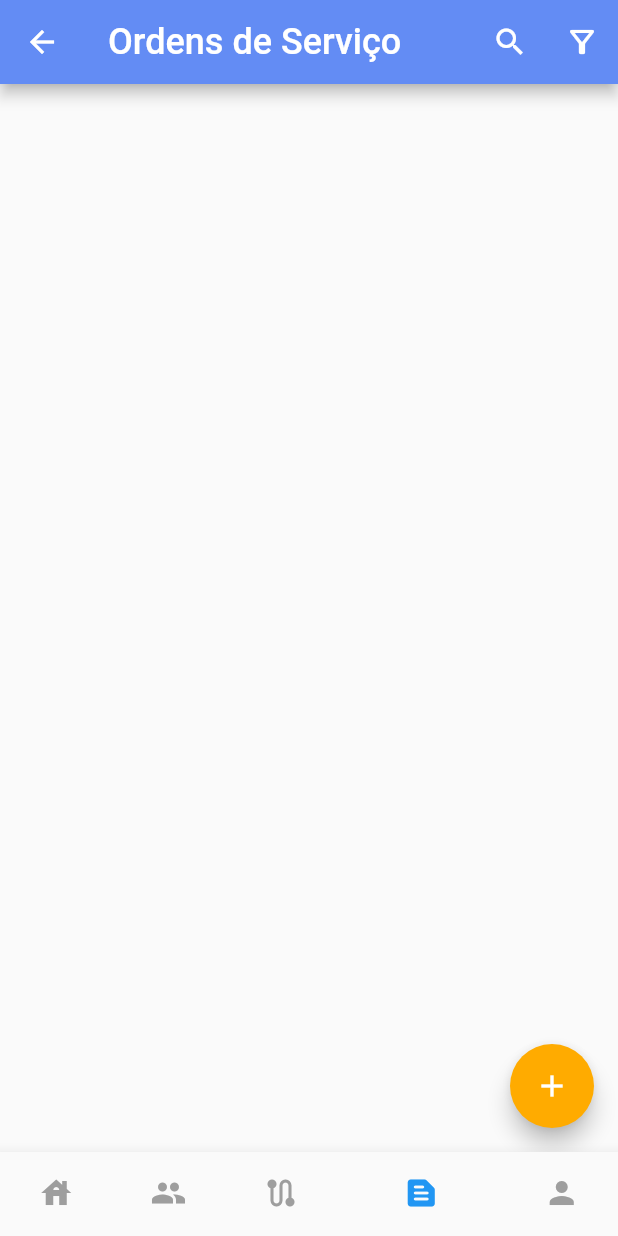
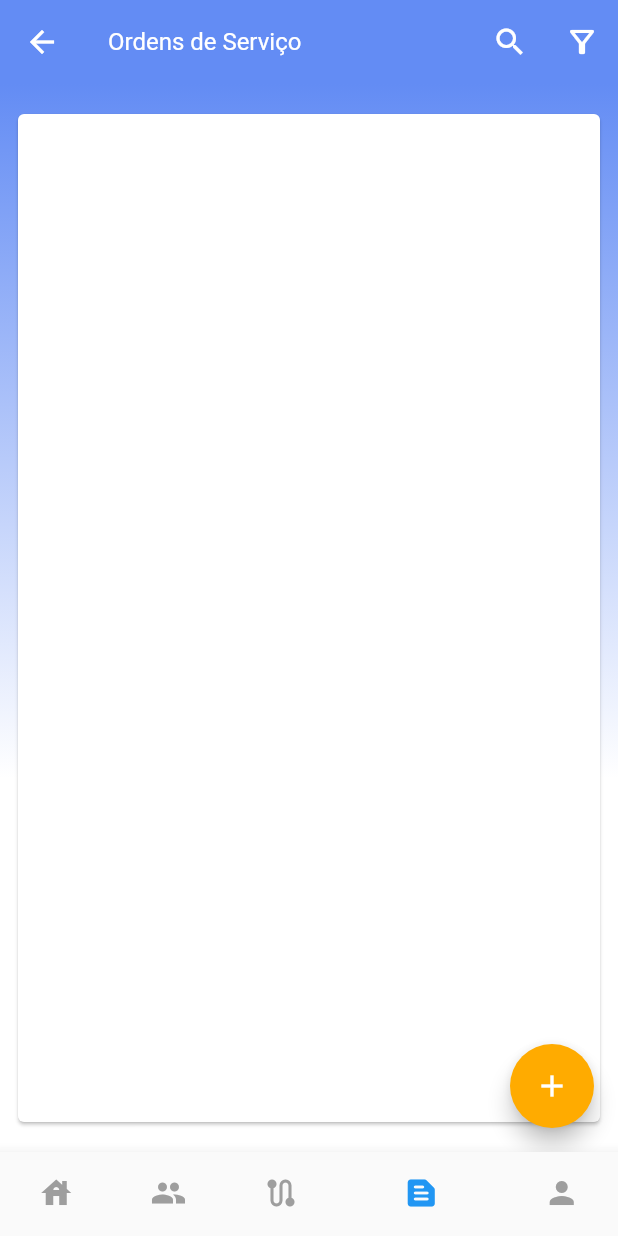
Before and after one commit to Kaued/LogSanApp, a Flutter app: the Layout screen opened directly, item 4 of the bottom bar chosen, on a phone screen of 412 x 824 dp. Run offline on Flutter 3.47's test engine with Material 3 defaults, Android fonts, the phone set to English and light mode, and no system bars; drawn by our look-alikes of flutter_animate; our stand-ins replace cloud_firestore, firebase_auth, firebase_core; accounts and stored records are empty.

Commit message:
✨feat: Alterando design da tela de listar ordens de serviço

```diff
--- a/lib/Components/ServiceOrders/service_order_item.dart
+++ b/lib/Components/ServiceOrders/service_order_item.dart
@@ -33,6 +33,9 @@ class ServiceOrderItem extends StatelessWidget {
         arguments: FormArguments<ServiceOrder>(
             isAddMode: false, values: serviceOrder, id: id),
       ),
+      child: Card(
+        shape: RoundedRectangleBorder(borderRadius: BorderRadius.circular(8)),
+        elevation: 4,
         child: Dismissible(
           key: Key(serviceOrder.referenceNumber),
           direction: DismissDirection.endToStart,
@@ -58,8 +61,8 @@ class ServiceOrderItem extends StatelessWidget {
                         borderRadius: BorderRadius.circular(8)),
                     title: Container(
                       decoration: BoxDecoration(
-                      borderRadius:
-                          const BorderRadius.vertical(top: Radius.circular(8)),
+                        borderRadius: const BorderRadius.vertical(
+                            top: Radius.circular(8)),
                         color: theme.colorScheme.secondary,
                       ),
                       padding: const EdgeInsets.symmetric(
@@ -126,11 +129,9 @@ class ServiceOrderItem extends StatelessWidget {
                   );
                 });
           },
-        child: Card(
-          color: Colors.grey[200],
-          shape: RoundedRectangleBorder(borderRadius: BorderRadius.circular(8)),
-          elevation: 3,
-          child: Padding(
+          child: Container(
+            decoration: BoxDecoration(
+                borderRadius: BorderRadius.circular(8), color: Colors.white),
             padding: const EdgeInsets.symmetric(vertical: 8, horizontal: 4),
             child: ListTile(
               leading: SizedBox(
--- a/lib/Components/ServiceOrders/service_order_list.dart
+++ b/lib/Components/ServiceOrders/service_order_list.dart
@@ -27,12 +27,35 @@ class ServiceOrderList extends StatelessWidget {
 
   @override
   Widget build(BuildContext context) {
-    return ListView.builder(
+    final theme = Theme.of(context);
+
+    return Container(
+      decoration: BoxDecoration(
+        gradient: LinearGradient(
+          colors: [
+            theme.colorScheme.primary,
+            Colors.white,
+          ],
+          begin: const FractionalOffset(0, 0),
+          end: const FractionalOffset(0, 1),
+          stops: const [0, .65],
+          tileMode: TileMode.clamp,
+        ),
+      ),
+      padding: const EdgeInsets.symmetric(
+        vertical: 16,
+        horizontal: 8,
+      ),
+      child: Card(
+        child: Padding(
+          padding: const EdgeInsets.symmetric(vertical: 16, horizontal: 8),
+          child: ListView.builder(
             itemCount: serviceOrders.length,
             itemBuilder: (context, index) {
               final serviceOrder = serviceOrders[index].data();
               final typeOrder = typeOrders
-            .where((doc) => doc.id == serviceOrders[index].data().typeOrderId)
+                  .where((doc) =>
+                      doc.id == serviceOrders[index].data().typeOrderId)
                   .first
                   .data();
 
@@ -62,6 +85,9 @@ class ServiceOrderList extends StatelessWidget {
                 deletedFunction: deleteServiceOrder,
               );
             },
+          ),
+        ),
+      ),
     );
   }
 }
--- a/lib/Pages/layout.dart
+++ b/lib/Pages/layout.dart
@@ -3,6 +3,7 @@ import 'package:flutter/material.dart';
 import 'package:logsan_app/Models/person.dart';
 import 'package:logsan_app/Models/service_order.dart';
 import 'package:logsan_app/Pages/bottom_bar.dart';
+import 'package:logsan_app/Pages/home.dart';
 import 'package:logsan_app/Pages/list_service_order.dart';
 import 'package:logsan_app/Pages/service_order_form.dart';
 import 'package:logsan_app/Pages/user_form.dart';
@@ -68,6 +69,7 @@ class Layout extends StatefulWidget {
 class _LayoutState extends State<Layout> {
   final GlobalKey<NavigatorState> navigatorKey = GlobalKey();
   final AuthRepository authRepository = AuthRepository.instance;
+  String initialPage = AppRoutes.login;
   bool _checkConfiguration() => true;
 
   @override
@@ -75,13 +77,18 @@ class _LayoutState extends State<Layout> {
     // TODO: implement initState
     super.initState();
 
-    WidgetsBinding.instance.addPostFrameCallback((_) {
-      if (_checkConfiguration()) {
-        if (!authRepository.isAuthenticated()) {
-          print(FirebaseAuth.instance.currentUser);
+    if (!authRepository.isAuthenticated()) {
+      WidgetsBinding.instance.addPostFrameCallback((_) {
+        if (_checkConfiguration()) {
           Navigator.of(context).pushReplacementNamed(AppRoutes.login);
         }
-      }
+      });
+
+      return;
+    }
+
+    setState(() {
+      initialPage = AppRoutes.home;
     });
   }
 
@@ -91,7 +98,7 @@ class _LayoutState extends State<Layout> {
       child: Scaffold(
         body: Navigator(
           key: navigatorKey,
-          initialRoute: AppRoutes.login,
+          initialRoute: initialPage,
           onGenerateRoute: (routeSetting) => PageRouteBuilder(
             pageBuilder: (ctx, ani, ani1) {
               return getCurrentPage(
--- a/lib/Pages/list_service_order.dart
+++ b/lib/Pages/list_service_order.dart
@@ -68,7 +68,6 @@ class _ListServiceOrderState extends State<ListServiceOrder> {
   @override
   void dispose() {
     super.dispose();
-
     _debounce?.cancel();
   }
 
@@ -88,8 +87,11 @@ class _ListServiceOrderState extends State<ListServiceOrder> {
 
   @override
   Widget build(BuildContext context) {
+    final theme = Theme.of(context);
+
     return Scaffold(
       appBar: AppBar(
+        elevation: 0,
         title: Animate(
           effects: const [FadeEffect()],
           child: inSearch
@@ -106,7 +108,12 @@ class _ListServiceOrderState extends State<ListServiceOrder> {
                   ),
                   onChanged: _onSearchChanged,
                 )
-              : const Text("Ordens de Serviço"),
+              : Text(
+                  "Ordens de Serviço",
+                  style: theme.textTheme.titleMedium!.copyWith(
+                    color: Colors.white,
+                  ),
+                ),
         ),
         actions: [
           IconButton(
@@ -143,9 +150,7 @@ class _ListServiceOrderState extends State<ListServiceOrder> {
         },
         child: const Icon(Icons.add),
       ),
-      body: Padding(
-        padding: const EdgeInsets.symmetric(vertical: 16, horizontal: 8),
-        child: StreamBuilder<QuerySnapshot<ServiceOrder>>(
+      body: StreamBuilder<QuerySnapshot<ServiceOrder>>(
         stream: streamServiceOrders,
         builder: (context, snapshot) {
           if (snapshot.connectionState != ConnectionState.done &&
@@ -169,7 +174,6 @@ class _ListServiceOrderState extends State<ListServiceOrder> {
           );
         },
       ),
-      ),
     );
   }
 }
--- a/lib/app.dart
+++ b/lib/app.dart
@@ -2,21 +2,31 @@ import 'package:flutter/material.dart';
 import 'package:flutter_localizations/flutter_localizations.dart';
 import 'package:logsan_app/Pages/layout.dart';
 import 'package:logsan_app/Pages/login.dart';
+import 'package:logsan_app/Repositories/auth_repository.dart';
 import 'package:logsan_app/Utils/app_routes.dart';
 
 class App extends StatelessWidget {
-  const App({super.key});
+  App({super.key});
+  final _authRepository = AuthRepository.instance;
+
+  String defineInitialRoute() {
+    if (_authRepository.isAuthenticated()) {
+      return AppRoutes.layout;
+    }
+
+    return AppRoutes.login;
+  }
 
   @override
   Widget build(BuildContext context) {
     return MaterialApp(
-      initialRoute: AppRoutes.login,
+      initialRoute: defineInitialRoute(),
       debugShowCheckedModeBanner: false,
       themeMode: ThemeMode.light,
       theme: ThemeData(
         useMaterial3: false,
         colorScheme: ThemeData.light().colorScheme.copyWith(
-                primary: const Color(0xff638CF4),
+              primary: const Color(0xff638CF4),
               secondary: const Color(0xffFFAB00),
             ),
         textTheme: ThemeData.light().textTheme.copyWith(
--- a/lib/main.dart
+++ b/lib/main.dart
@@ -6,5 +6,5 @@ import 'package:logsan_app/app.dart';
 void main() {
   WidgetsFlutterBinding.ensureInitialized();
   Firebase.initializeApp(options: FireBaseConfig.config);
-  runApp(const App());
+  runApp(App());
 }
```
Lines whose indentation alone changed are shown as unchanged.
